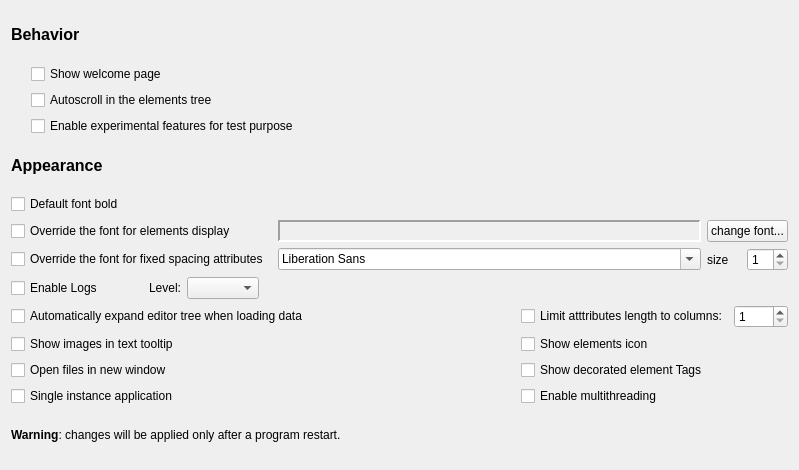
Before: the Qt Designer form src/config/configurationgeneraloptions.ui in lbellonda/qxmledit, drawn with Qt 5.
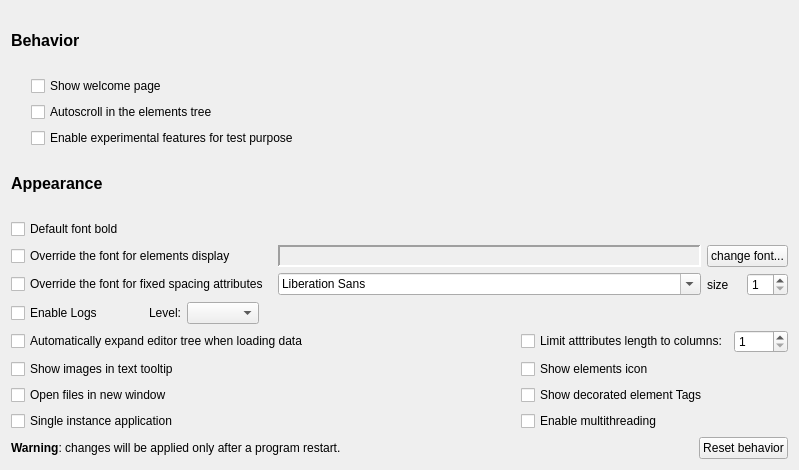
After: the same form once the commit is applied.

```diff
--- a/src/config/configurationgeneraloptions.ui
+++ b/src/config/configurationgeneraloptions.ui
@@ -289,6 +289,8 @@
     </layout>
    </item>
    <item>
+    <layout class="QHBoxLayout" name="horizontalLayout_4">
+     <item>
     <widget class="QLabel" name="label_7">
      <property name="enabled">
       <bool>true</bool>
@@ -310,6 +312,28 @@
 &lt;p style=&quot; margin-top:0px; margin-bottom:0px; margin-left:0px; margin-right:0px; -qt-block-indent:0; text-indent:0px;&quot;&gt;&lt;span style=&quot; font-size:9pt; font-weight:600;&quot;&gt;Warning&lt;/span&gt;&lt;span style=&quot; font-size:9pt;&quot;&gt;: changes will be applied only after a program restart.&lt;/span&gt;&lt;/p&gt;&lt;/td&gt;&lt;/tr&gt;&lt;/table&gt;&lt;/body&gt;&lt;/html&gt;</string>
      </property>
     </widget>
+     </item>
+     <item>
+      <spacer name="horizontalSpacer_3">
+       <property name="orientation">
+        <enum>Qt::Horizontal</enum>
+       </property>
+       <property name="sizeHint" stdset="0">
+        <size>
+         <width>40</width>
+         <height>20</height>
+        </size>
+       </property>
+      </spacer>
+     </item>
+     <item>
+      <widget class="QPushButton" name="cmdResetBehavior">
+       <property name="text">
+        <string>Reset behavior</string>
+       </property>
+      </widget>
+     </item>
+    </layout>
    </item>
   </layout>
  </widget>
```
Lines whose indentation alone changed are shown as unchanged.
